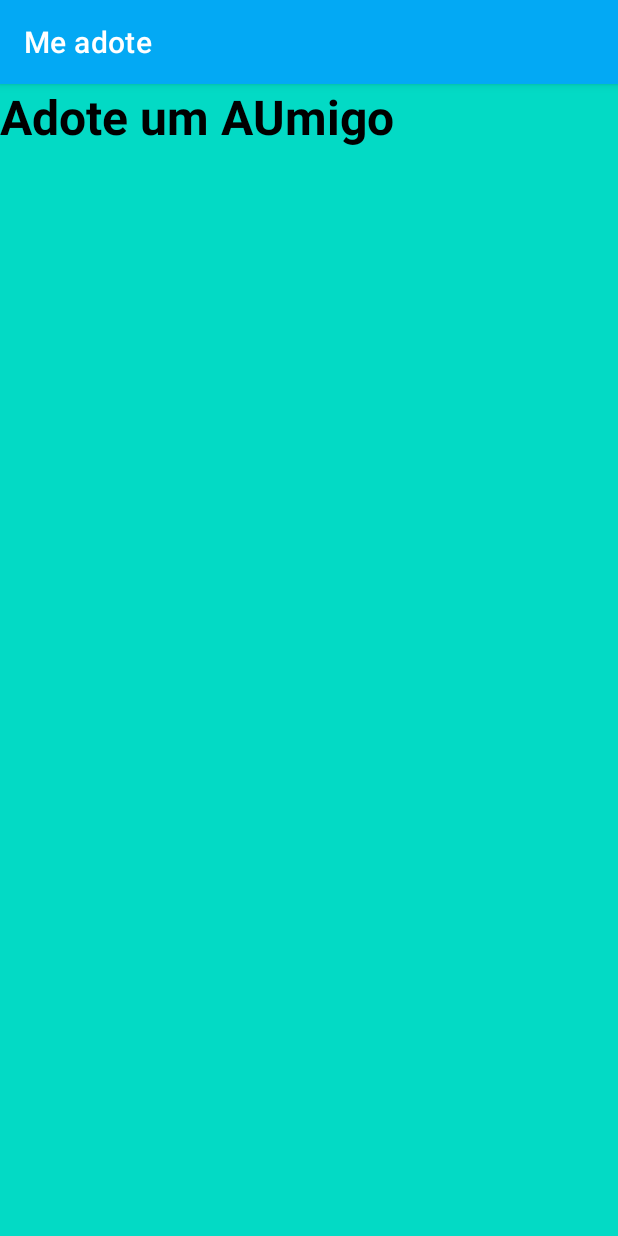
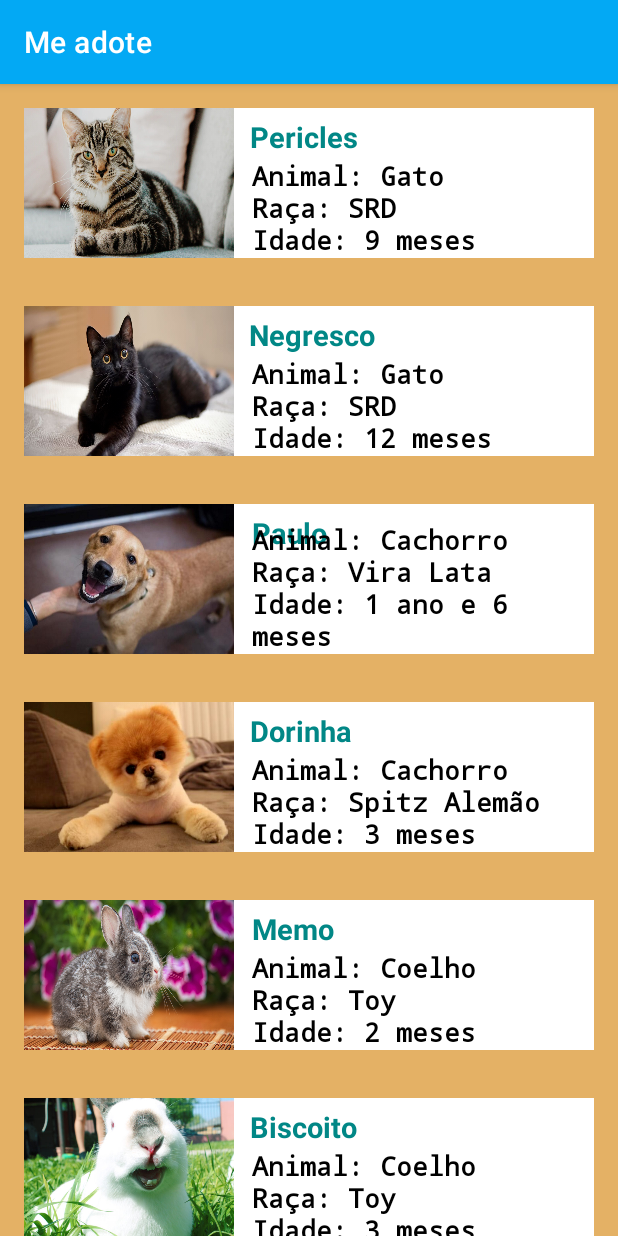
Before and after one commit to Madu-dev/App-Meadote, an Android app: the AdotePet screen opened directly, with no data from a screen before it, on a phone screen of 412 x 824 dp. Run offline under Robolectric (Android 15) with nearby library versions, the phone set to English and light mode, and no system bars.

Commit message:
recyclerView e Adapter

```diff
--- /dev/null
+++ b/app/src/main/java/com/example/meadote/Adapter/AdapterDadosPet.kt
@@ -0,0 +1,39 @@
+package com.example.meadote.Adapter
+
+import android.content.Context
+import android.view.LayoutInflater
+import android.view.View
+import android.view.ViewGroup
+import android.widget.ImageView
+import android.widget.TextView
+import androidx.recyclerview.widget.RecyclerView
+import com.example.meadote.R
+import com.example.meadote.model.dadosPet
+
+class AdapterDadosPet(private val context: Context, private val dados : MutableList<dadosPet>): RecyclerView.Adapter<AdapterDadosPet.DadosViewHolder>() {
+
+
+    //criar as visualizações de lista
+    override fun onCreateViewHolder(parent: ViewGroup, viewType: Int): DadosViewHolder {
+        val itemLista = LayoutInflater.from(context).inflate(R.layout.pets_adocao, parent, false)
+        val holder = DadosViewHolder(itemLista)
+        return holder
+    }
+
+    //metodo responsavel p exibir as visualizações p usuario
+    override fun onBindViewHolder(holder: DadosViewHolder, position: Int) {
+        holder.foto.setImageResource(dados[position].foto)
+        holder.nome.text = dados[position].nome
+        holder.descricao.text = dados[position].descricao
+    }
+
+    //tamanho da lista que estou passando
+    override fun getItemCount(): Int = dados.size
+
+    inner class DadosViewHolder(itemView: View) : RecyclerView.ViewHolder(itemView) {
+        val foto = itemView.findViewById<ImageView>(R.id.fotoPet)
+        val nome = itemView.findViewById<TextView>(R.id.nomePet)
+        val descricao = itemView.findViewById<TextView>(R.id.descricaoPet)
+    }
+
+}
--- a/app/src/main/java/com/example/meadote/AdotePet.kt
+++ b/app/src/main/java/com/example/meadote/AdotePet.kt
@@ -2,10 +2,90 @@ package com.example.meadote
 
 import androidx.appcompat.app.AppCompatActivity
 import android.os.Bundle
+import androidx.recyclerview.widget.LinearLayoutManager
+import androidx.recyclerview.widget.RecyclerView
+import com.example.meadote.Adapter.AdapterDadosPet
+import com.example.meadote.R.id.recyclerView_pets
+import com.example.meadote.model.dadosPet
 
 class AdotePet : AppCompatActivity() {
+
     override fun onCreate(savedInstanceState: Bundle?) {
         super.onCreate(savedInstanceState)
         setContentView(R.layout.activity_adote_pet)
+
+        val recyclerView_pets = findViewById<RecyclerView>(recyclerView_pets)
+       recyclerView_pets.layoutManager = LinearLayoutManager(this)
+       recyclerView_pets.setHasFixedSize(true)
+
+        //configurando o adapter
+
+        val listaPet: MutableList<dadosPet> = mutableListOf()
+        val adapterDadosPet = AdapterDadosPet(this,listaPet)
+        recyclerView_pets.adapter = AdapterDadosPet(this, listaPet)
+
+        val pet01 = dadosPet(
+            R.drawable.gato01,
+            "Pericles",
+            "Animal: Gato\n" +
+                    "Raça: SRD\n" +
+                    "Idade: 9 meses"
+        )
+        listaPet.add(pet01)
+
+        val pet02 = dadosPet(
+            R.drawable.gato02,
+            "Negresco",
+            "Animal: Gato\n" +
+                    "Raça: SRD\n" +
+                    "Idade: 12 meses"
+        )
+        listaPet.add(pet02)
+
+        val pet03 = dadosPet(
+            R.drawable.dog01,
+            "Paulo",
+            "Animal: Cachorro\n" +
+                    "Raça: Vira Lata\n" +
+                    "Idade: 1 ano e 6 meses"
+        )
+        listaPet.add(pet03)
+
+        val pet04 = dadosPet(
+            R.drawable.dog02,
+            "Dorinha",
+            "Animal: Cachorro\n" +
+                    "Raça: Spitz Alemão\n" +
+                    "Idade: 3 meses"
+        )
+        listaPet.add(pet04)
+
+        val pet05 = dadosPet(
+            R.drawable.coelho01,
+            "Memo",
+            "Animal: Coelho\n" +
+                    "Raça: Toy\n" +
+                    "Idade: 2 meses"
+        )
+        listaPet.add(pet05)
+
+        val pet06 = dadosPet(
+            R.drawable.coelho02,
+            "Biscoito",
+            "Animal: Coelho\n" +
+                    "Raça: Toy\n" +
+                    "Idade: 3 meses"
+        )
+        listaPet.add(pet06)
+
+        val pet07 = dadosPet(
+            R.drawable.gato01,
+            "Nebuloso",
+            "Animal: Coelho\n" +
+                    "Raça: Leão\n" +
+                    "Idade: 7 meses"
+        )
+        listaPet.add(pet07)
     }
+
 }
--- /dev/null
+++ b/app/src/main/java/com/example/meadote/model/dadosPet.kt
@@ -0,0 +1,7 @@
+package com.example.meadote.model
+
+data class dadosPet(
+    val foto: Int,
+    val nome: String,
+    val descricao: String
+)
--- a/app/src/main/res/layout/activity_adote_pet.xml
+++ b/app/src/main/res/layout/activity_adote_pet.xml
@@ -1,19 +1,14 @@
 <?xml version="1.0" encoding="utf-8"?>
-<LinearLayout xmlns:android="http://schemas.android.com/apk/res/android"
-    xmlns:app="http://schemas.android.com/apk/res-auto"
+<androidx.constraintlayout.widget.ConstraintLayout xmlns:android="http://schemas.android.com/apk/res/android"
     xmlns:tools="http://schemas.android.com/tools"
     android:layout_width="match_parent"
     android:layout_height="match_parent"
-    android:background="@color/teal_200"
-    android:orientation="vertical"
+    android:background="#E4B165"
     tools:context=".AdotePet">
 
-    <TextView
-        android:layout_width="396dp"
-        android:layout_height="wrap_content"
-        android:text="Adote um AUmigo"
-        android:textColor="@color/black"
-        android:textSize="32sp"
-        android:textStyle="bold"
-        />
-</LinearLayout>
+    <androidx.recyclerview.widget.RecyclerView
+        android:id="@+id/recyclerView_pets"
+        android:layout_width="match_parent"
+        android:layout_height="match_parent"/>
+
+</androidx.constraintlayout.widget.ConstraintLayout>
--- a/app/src/main/res/layout/activity_tela_central.xml
+++ b/app/src/main/res/layout/activity_tela_central.xml
@@ -23,10 +23,10 @@
         android:id="@+id/bntFeed"
         android:layout_width="match_parent"
         android:layout_height="wrap_content"
+        android:layout_margin="40dp"
         android:background="@drawable/background_button"
-        android:text="@string/feed"
         android:padding="15dp"
-        android:layout_margin="40dp" />
+        android:text="@string/feed" />
 
     <androidx.appcompat.widget.AppCompatButton
         android:id="@+id/bntCadastrarPet"
--- /dev/null
+++ b/app/src/main/res/layout/pets_adocao.xml
@@ -0,0 +1,53 @@
+<?xml version="1.0" encoding="utf-8"?>
+<androidx.constraintlayout.widget.ConstraintLayout xmlns:android="http://schemas.android.com/apk/res/android"
+    xmlns:tools="http://schemas.android.com/tools"
+    android:layout_width="match_parent"
+    android:layout_height="wrap_content"
+    xmlns:app="http://schemas.android.com/apk/res-auto"
+    app:cardCornerRadius="20dp"
+    android:background="@color/white"
+    android:layout_marginHorizontal="16dp"
+    android:layout_marginVertical="16dp"
+    app:cardElevation="4dp">
+
+        <ImageView
+            android:id="@+id/fotoPet"
+            android:layout_width="140dp"
+            android:layout_height="100dp"
+            android:scaleType="fitXY"
+            android:src="@drawable/gato02"
+            app:layout_constraintStart_toStartOf="parent"
+            app:layout_constraintTop_toTopOf="parent"/>
+
+        <TextView
+            android:id="@+id/nomePet"
+            android:layout_width="wrap_content"
+            android:layout_height="wrap_content"
+            android:text="@string/negresco"
+            android:textColor="@color/teal_700"
+            android:textSize="19sp"
+            android:textStyle="bold"
+            app:layout_constraintBottom_toBottomOf="parent"
+            app:layout_constraintEnd_toEndOf="parent"
+            app:layout_constraintHorizontal_bias="0.063"
+            app:layout_constraintStart_toEndOf="@id/fotoPet"
+            app:layout_constraintTop_toTopOf="parent"
+            app:layout_constraintVertical_bias="0.081" />
+
+        <TextView
+            android:id="@+id/descricaoPet"
+            android:layout_width="match_parent"
+            android:layout_height="wrap_content"
+            android:layout_marginStart="152dp"
+            android:fontFamily="monospace"
+            android:textStyle="bold"
+            android:maxLines="4"
+            android:text="Animal: Gato Raça: SRD                Idade: 09 meses"
+            android:textColor="#000000"
+            android:textSize="18sp"
+            app:layout_constraintBottom_toBottomOf="parent"
+            app:layout_constraintStart_toStartOf="@+id/fotoPet"
+            app:layout_constraintEnd_toEndOf="parent"/>
+
+
+</androidx.constraintlayout.widget.ConstraintLayout>
--- a/app/src/main/res/values/strings.xml
+++ b/app/src/main/res/values/strings.xml
@@ -9,4 +9,5 @@
     <string name="adote_um_pet">Adote um pet</string>
     <string name="cadastre_um_pet">Cadastre um pet</string>
     <string name="curiosidades">Curiosidades</string>
+    <string name="negresco">Negresco</string>
 </resources>
```
Also changed, not shown: app/src/main/res/drawable-v24/coelho01.png (added), app/src/main/res/drawable-v24/coelho02.jpg (added), app/src/main/res/drawable-v24/coelho03.jpg (added), app/src/main/res/drawable-v24/dog02.png (added), app/src/main/res/drawable/dog01.png (added), app/src/main/res/drawable/gato01.png (added), app/src/main/res/drawable/gato02.png (added).
